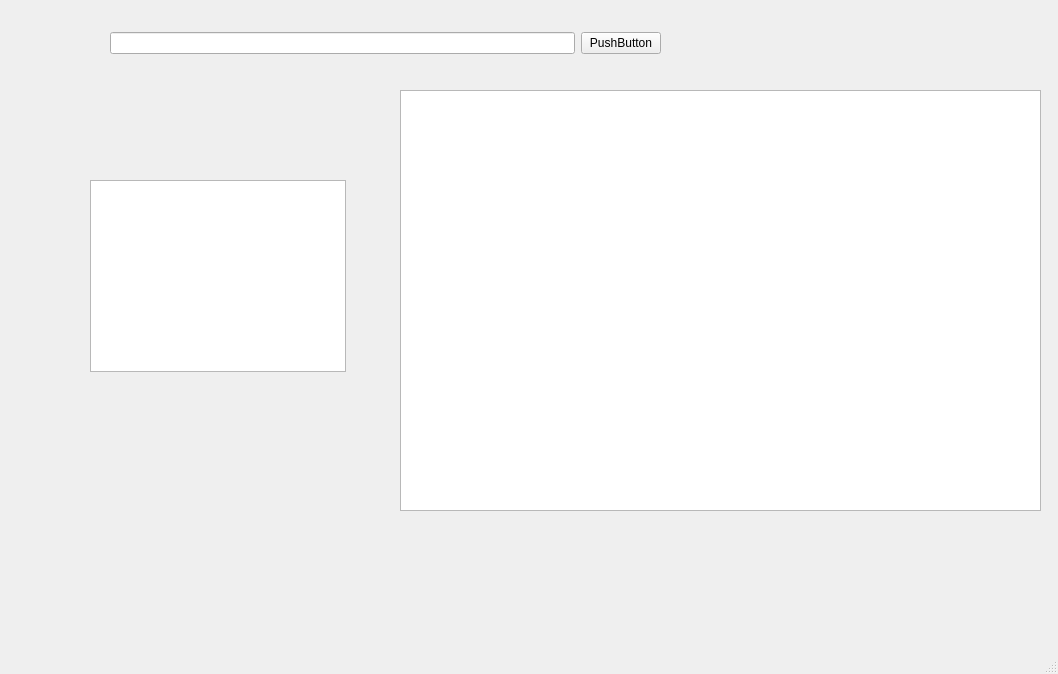
Qt form mainwindow.ui (JakubDulewicz/CosDataAnalysis) before a commit.
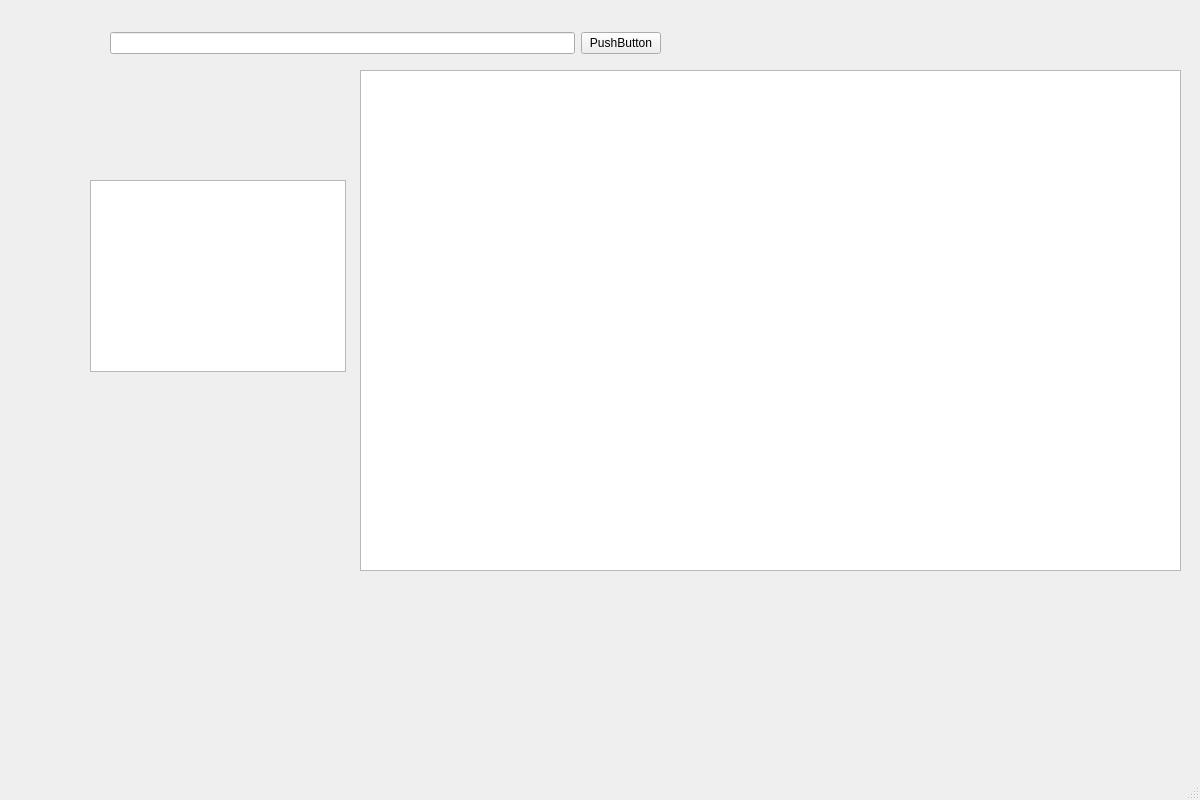
The same form after that commit. Custom widgets are drawn as their Qt base class.

What changed in the file:
```diff
--- a/mainwindow.ui
+++ b/mainwindow.ui
@@ -6,8 +6,8 @@
    <rect>
     <x>0</x>
     <y>0</y>
-    <width>1058</width>
-    <height>674</height>
+    <width>1200</width>
+    <height>800</height>
    </rect>
   </property>
   <property name="windowTitle">
@@ -17,10 +17,10 @@
    <widget class="QTableWidget" name="tableWidget">
     <property name="geometry">
      <rect>
-      <x>400</x>
-      <y>90</y>
-      <width>641</width>
-      <height>421</height>
+      <x>360</x>
+      <y>70</y>
+      <width>821</width>
+      <height>501</height>
      </rect>
     </property>
    </widget>
```
Left out of the diff: 4 changed lines with no effect on the pictures.
